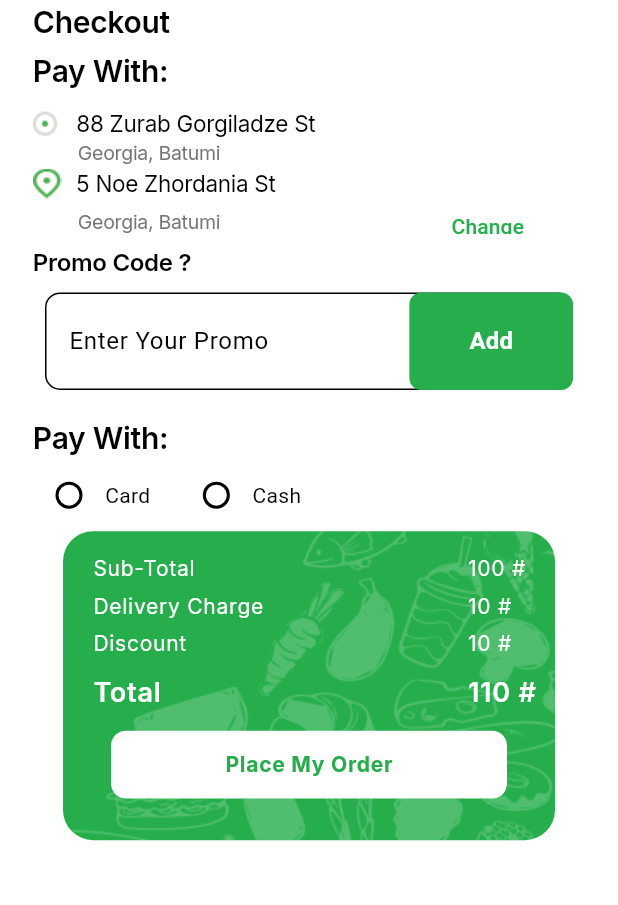
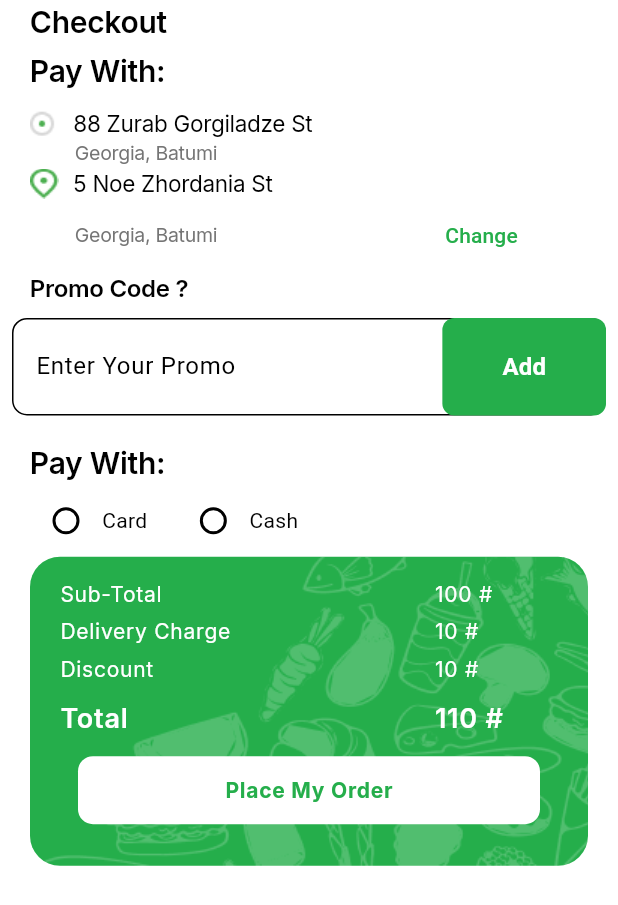
Before and after one commit to nadaAlraei/capstone, a Flutter app: the CheckoutScreen screen opened directly, on a phone screen of 412 x 824 dp. Shown: the top 905 px of the screen. Run offline on Flutter 3.47's test engine with Material 3 defaults, Android fonts, the phone set to English and light mode, and no system bars; our stand-ins replace carousel_slider, geolocator, google_maps_flutter, pin_code_fields, shared_preferences, sizer and 2 more; missing offline and left inert: date_format_field; accounts and stored records are empty; generated files the repository leaves out were written again.

Commit message:
edit some size and page index

```diff
--- a/lib/l10n/app_ar.arb
+++ b/lib/l10n/app_ar.arb
@@ -168,5 +168,7 @@
   "chocolate_cake" : "كعكة الشوكولاتة",
   "apply_filters" : "تطبيق التصنيفات",
   "chat" : "الدردشة",
-  "write_your_message" : "اكتب رسالتك"
+  "write_your_message" : "اكتب رسالتك",
+  "card_type" : "نوع البطاقة",
+  "set_location" : "تعيين الموقع"
 }
--- a/lib/l10n/app_en.arb
+++ b/lib/l10n/app_en.arb
@@ -167,5 +167,7 @@
   "chocolate_cake" : "Chocolate Cake",
   "apply_filters" : "Apply Filters",
   "chat" : "Chat",
-  "write_your_message" : "Write Your Message"
+  "write_your_message" : "Write Your Message",
+  "card_type" : "Card Type",
+  "set_location" : "Set Location"
 }
--- a/lib/view/screen/checkout_screen.dart
+++ b/lib/view/screen/checkout_screen.dart
@@ -38,11 +38,13 @@ class _CheckoutScreenState extends State<CheckoutScreen> {
       backgroundColor: backgroundColor,
       body: SingleChildScrollView(
         child: Padding(
-          padding: const EdgeInsets.only(left: 22, right: 22),
+          padding: const EdgeInsets.only(bottom: 22),
           child: Column(
             crossAxisAlignment: CrossAxisAlignment.start,
             children: [
-              SizedBox(
+              Padding(
+                padding: const EdgeInsets.only(left: 20,right: 20),
+                child: SizedBox(
                     width: MediaQuery.of(context).size.width,
                     height: MediaQuery.of(context).size.height * (26 / 932),
                     child: TextWidget(
@@ -52,16 +54,22 @@ class _CheckoutScreenState extends State<CheckoutScreen> {
                         fontFamily: 'Inter',
                         letterSpacing: -0.2,
                         fontColor: textColor)),
+              ),
               SizedBox(height: 10),
-              TextWidget(
+              Padding(
+                padding: const EdgeInsets.only(left: 20,right: 20),
+                child: TextWidget(
                     text: AppLocalizations.of(context)!.pay_with,
                     fontWeight: FontWeight.w600,
                     fontSize: 20,
                     fontFamily: 'Inter',
                     letterSpacing: -0.2,
                     fontColor: textColor),
+              ),
               SizedBox(height: 10),
-              Column(
+              Padding(
+                padding: const EdgeInsets.only(left: 20,right: 20),
+                child: Column(
                   children: [
                     Row(
                       children: [
@@ -112,27 +120,26 @@ class _CheckoutScreenState extends State<CheckoutScreen> {
                             letterSpacing: -0.2,
                             fontColor: secondaryTextColor),
                         SizedBox(width: 140),
-                      SizedBox(
-                        width: MediaQuery.of(context).size.width * (80/ 430),
-                        height: MediaQuery.of(context).size.height * (35/ 932),
-                        child: TextButton(
+                        TextButton(
                           onPressed: () {
                             bottomNavigationBarController.changeWidget(
                               widget: MapScreen(),
                             );
-                            bottomNavigationBarController.changeIndex(index: -1);
+                            bottomNavigationBarController.changeIndex(index: -2);
                           },
                           child: Text(
                               AppLocalizations.of(context)!.change,
                               style: TextStyle(color: accentColor)
-                          ),
                           ),
                         )
                       ],
                     ),
                   ],
                 ),
-              Column(
+              ),
+              Padding(
+                padding: const EdgeInsets.only(left: 20,right: 20),
+                child: Column(
                   children: [
                     TextWidget(
                         text: AppLocalizations.of(context)!.promo_code,
@@ -142,6 +149,7 @@ class _CheckoutScreenState extends State<CheckoutScreen> {
                         letterSpacing: -0.2,
                         fontColor: textColor),
                   ],
+                ),
               ),
               Row(
                 children: [
@@ -173,7 +181,9 @@ class _CheckoutScreenState extends State<CheckoutScreen> {
                   ),
                 ],
               ),
-              Column(
+              Padding(
+                padding: const EdgeInsets.only(left: 20,right: 20),
+                child: Column(
                   children: [
                     TextWidget(
                         text: AppLocalizations.of(context)!.pay_with,
@@ -184,7 +194,10 @@ class _CheckoutScreenState extends State<CheckoutScreen> {
                         fontColor: textColor),
                   ],
                 ),
-              Row(
+              ),
+              Padding(
+                padding: const EdgeInsets.only(left: 20,right: 20),
+                child: Row(
                   children: [
                     GestureDetector(
                       onTap: () => setState(() => _selectedPayment = "Card"),
@@ -217,19 +230,25 @@ class _CheckoutScreenState extends State<CheckoutScreen> {
                     ),
                   ],
                 ),
+              ),
               if (_selectedPayment == "Card") ...[
                 Column(
                   children: [
-                    TextWidget(
-                        text: "Card Type:",
+                    Padding(
+                      padding: const EdgeInsets.only(left: 22,right: 22),
+                      child: TextWidget(
+                          text: AppLocalizations.of(context)!.card_type,
                           fontWeight: FontWeight.w600,
                           fontSize: 20,
                           fontFamily: 'Inter',
                           letterSpacing: -0.2,
                           fontColor: textColor),
+                    ),
                   ],
                 ),
-                Row(
+                Padding(
+                  padding: const EdgeInsets.only(left: 22,right: 22),
+                  child: Row(
                       children: [
                         GestureDetector(
                           onTap: () => setState(() => _Cards = "MasterCard"),
@@ -261,6 +280,7 @@ class _CheckoutScreenState extends State<CheckoutScreen> {
                           ),
                         ),
                       ]
+                  ),
                 ),
               ],
               // order card details
--- a/lib/view/screen/login_screen.dart
+++ b/lib/view/screen/login_screen.dart
@@ -60,7 +60,7 @@ class _LoginScreenState extends State<LoginScreen> {
             child: SingleChildScrollView(
               child: Container(
                 width: MediaQuery.of(context).size.width * 0.9,
-                height: MediaQuery.of(context).size.height * 0.77,
+                height: MediaQuery.of(context).size.height * 0.82,
                 padding: const EdgeInsets.only(bottom: 10),
                 decoration: BoxDecoration(
                   color: theme.cardColor,
--- a/lib/view/screen/map_screen.dart
+++ b/lib/view/screen/map_screen.dart
@@ -197,7 +197,7 @@ crossAxisAlignment: CrossAxisAlignment.start,
                       );
                       bottomNavigationBarController.changeIndex(index: -1);
                     },
-                    child: Text("Set Location", style: TextStyle(color: Colors.white)),
+                    child: Text(AppLocalizations.of(context)!.set_location, style: TextStyle(color: Colors.white)),
                   ),
                 ),
               ],
--- a/lib/view/screen/order_details_screen.dart
+++ b/lib/view/screen/order_details_screen.dart
@@ -200,7 +200,7 @@ class _OrderDetailsScreen extends State<OrderDetailsScreen> {
                   Row(
                     children: [
                       Padding(
-                        padding: const EdgeInsets.only(left: 80),
+                        padding: const EdgeInsets.only(left: 30,right: 30),
                         child: Container(
                           width: MediaQuery.of(context).size.width * (50 / 430),
                           height:
@@ -209,6 +209,7 @@ class _OrderDetailsScreen extends State<OrderDetailsScreen> {
                             onPressed: () {},
                             icon: Image.asset(
                               'assets/images/Icon_Phone.png',
+                              width: 40,height: 40,
                             ),
                           ),
                         ),
```
Also changed, not shown: lib/view/screen/favorite_screen.dart (+8 -1 lines), lib/view/screen/filter_screen.dart (+39 -39 lines). Lines whose indentation alone changed are shown as unchanged.
